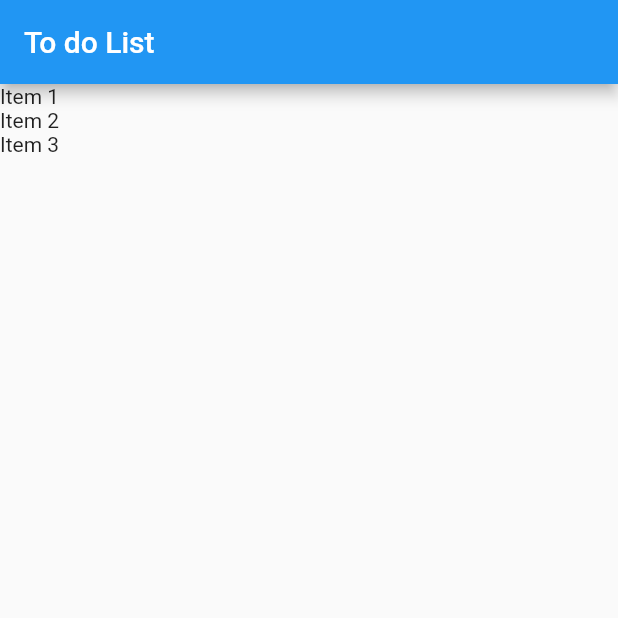
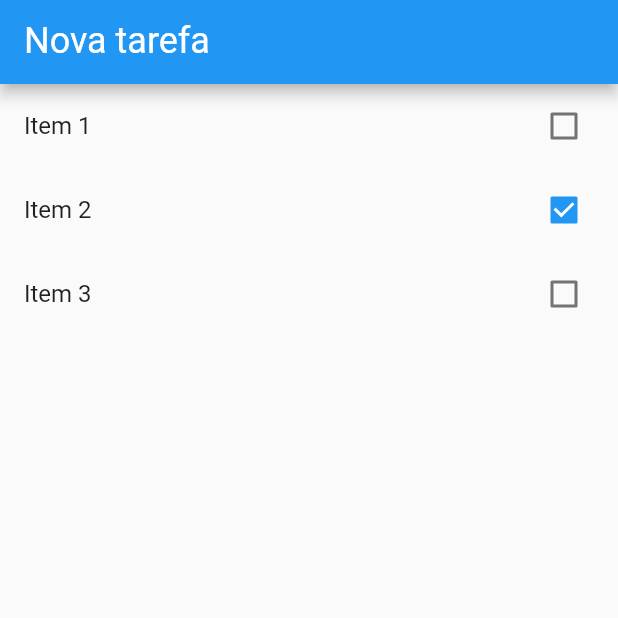
Before and after one commit to luccanog/to-do-app, a Flutter app: the screen it shows after launch, on a phone screen of 412 x 824 dp, the top half of it. Run offline on Flutter 3.47's test engine with Material 2 defaults, Android fonts, the phone set to English and light mode, and no system bars.

Commit message:
adding text input

```diff
--- a/lib/main.dart
+++ b/lib/main.dart
@@ -35,14 +35,41 @@ class HomePage extends StatefulWidget {
 }
 
 class _HomePageState extends State<HomePage> {
+  var newTastkCtrl = TextEditingController();
+
   @override
   Widget build(BuildContext context) {
     return Scaffold(
-        appBar: AppBar(title: Text('To do List')),
-        body: ListView.builder(
-          itemCount: widget.items.length,
-          itemBuilder: (BuildContext context, int index) {
-          return Text(widget.items[index].title);
-        }));
+      appBar: AppBar(
+        title: TextFormField(
+          keyboardType: TextInputType.text,
+          controller: newTastkCtrl,
+          style: TextStyle(
+            color: Colors.white,
+            fontSize: 24,
+          ),
+          decoration: InputDecoration(
+            labelText: "Nova tarefa",
+            labelStyle: TextStyle(color: Colors.white),
+          ),
+        ),
+      ),
+      body: ListView.builder(
+        itemCount: widget.items.length,
+        itemBuilder: (BuildContext context, int index) {
+          final item = widget.items[index];
+          return CheckboxListTile(
+            title: Text(item.title),
+            key: Key(index.toString()),
+            value: item.done,
+            onChanged: (value) {
+              setState(() {
+                item.done = value;
+              });
+            },
+          );
+        },
+      ),
+    );
   }
 }
```
